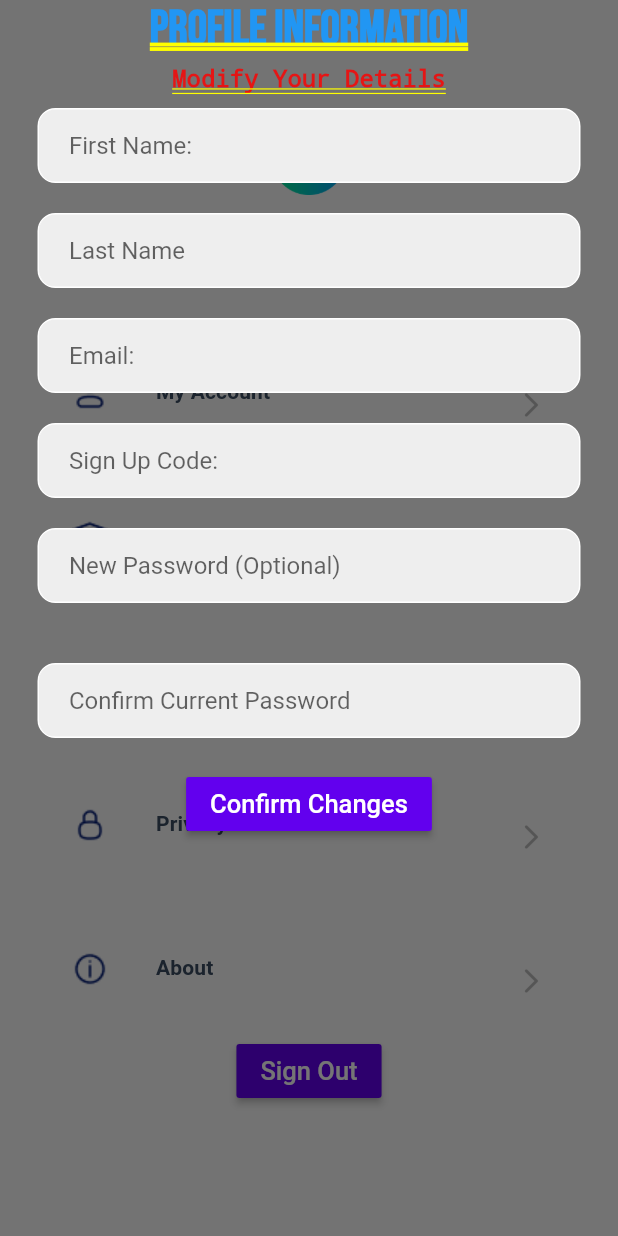
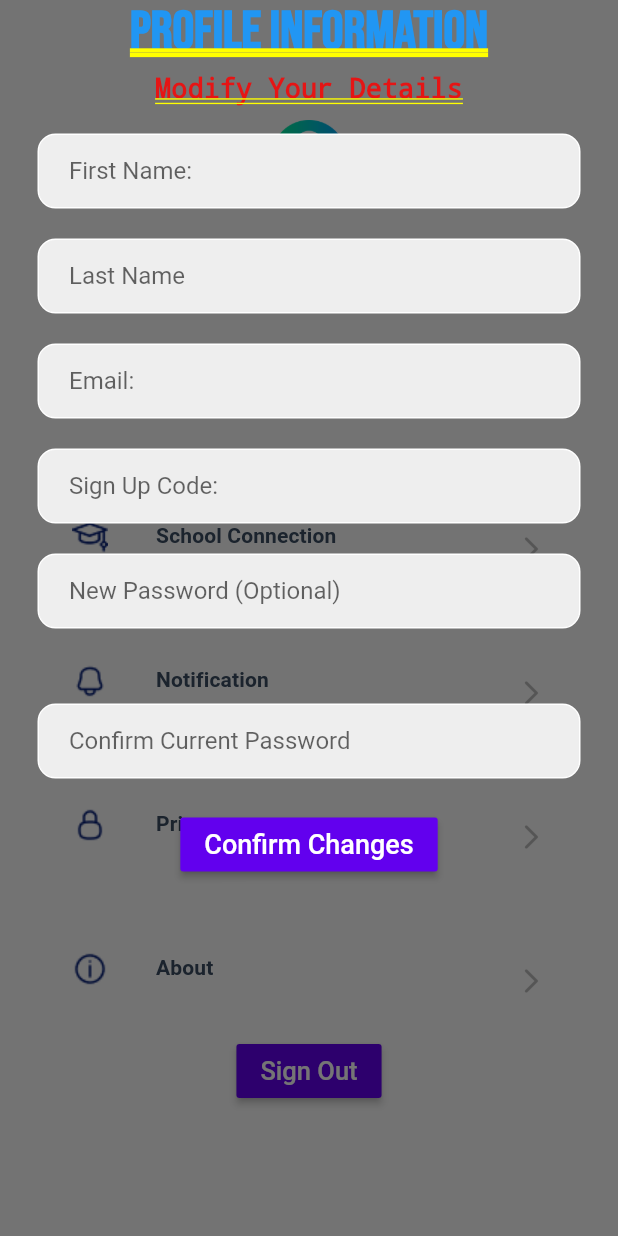
Before and after one commit to AfaqAnwar/money-manager, a Flutter app: the ProfileTab screen opened directly, after a tap on "My Account", on a phone screen of 412 x 824 dp. Run offline on Flutter 3.47's test engine with Material 2 defaults, Android fonts, the phone set to English and light mode, and no system bars; our stand-ins replace cloud_firestore, date_format, firebase_auth, firebase_core, google_fonts; missing offline and left inert: simple_form_builder, survey_kit, xen_popup_card; accounts and stored records are empty.

Commit message:
My Account Widget UI Changes

```diff
--- a/lib/pages/profile_tab.dart
+++ b/lib/pages/profile_tab.dart
@@ -72,7 +72,7 @@ class _ProfileTabState extends State<ProfileTab> {
                                   appBar: null,
                                   body: Column(
                                       children: [buildProfileManager(context)]),
-                                  gutter: getGutter("Go Back"),
+                                  gutter: null,
                                 )).then((value) => setState(
                               () {
                                 firstName = CurrentUser.getFirstName;
--- a/lib/widget/profile_manager.dart
+++ b/lib/widget/profile_manager.dart
@@ -106,17 +106,17 @@ Widget buildProfileManager(BuildContext context) {
     child: Column(mainAxisAlignment: MainAxisAlignment.center, children: [
       Text(
         'Profile Information',
-        style: GoogleFonts.bebasNeue(fontSize: 32, color: Colors.blue),
+        style: GoogleFonts.bebasNeue(fontSize: 36, color: Colors.blue),
       ),
 
       const SizedBox(height: 5),
 
       const Text(
         'Modify Your Details',
-        style: TextStyle(fontSize: 16),
+        style: TextStyle(fontSize: 18),
       ),
 
-      const SizedBox(height: 10),
+      const SizedBox(height: 20),
 
       // first name textfield
       Padding(
@@ -237,7 +237,7 @@ Widget buildProfileManager(BuildContext context) {
         ),
       ),
 
-      const SizedBox(height: 40),
+      const SizedBox(height: 50),
 
       // current password textfield
       Padding(
@@ -344,7 +344,7 @@ Widget buildProfileManager(BuildContext context) {
             "Confirm Changes",
             textAlign: TextAlign.center,
             style: TextStyle(
-              fontSize: 17,
+              fontSize: 18,
               color: Colors.white,
               fontWeight: FontWeight.w500,
             ),
```
